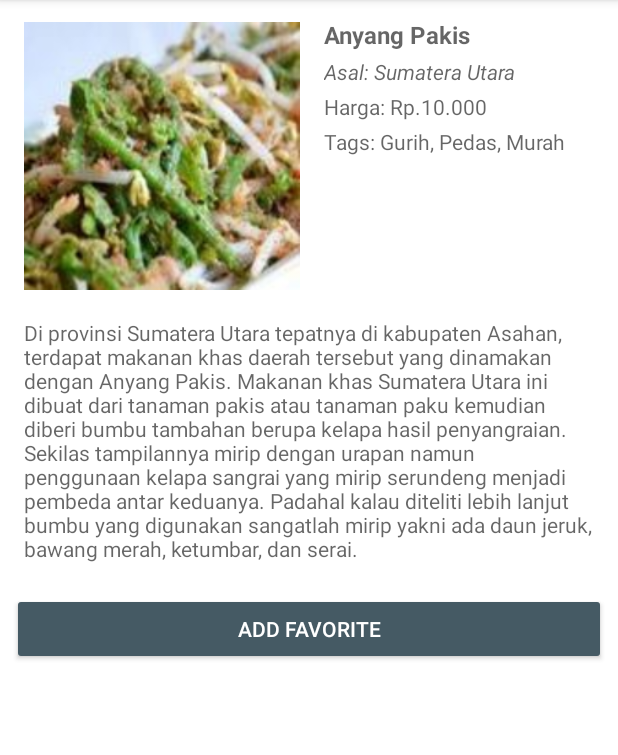
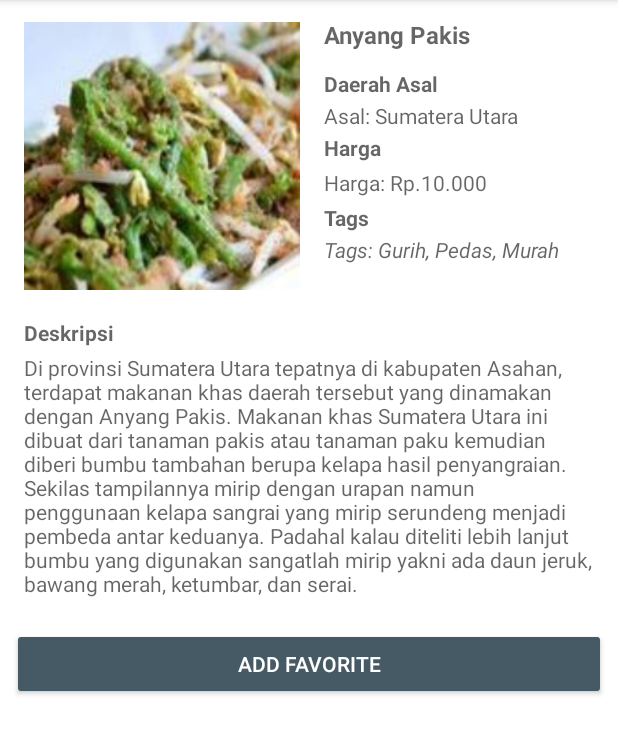
Before and after one commit to sahrulhidayat/kuliner-app-android, an Android app: the screen it shows after launch (DetailPage), after a tap on "Anyang Pakis", on a phone screen of 412 x 824 dp, the part 84-839 px from its top. Run offline under Robolectric (Android 15) with nearby library versions, the phone set to English and light mode, and no system bars.

Commit message:
initial commit

```diff
--- a/app/src/main/java/com/sahrulhidayat/kulinerapp/FoodsData.kt
+++ b/app/src/main/java/com/sahrulhidayat/kulinerapp/FoodsData.kt
@@ -13,37 +13,37 @@ object FoodsData {
         "Rendang")
 
     private val foodCities = arrayOf("Asal: Sumatera Utara",
-        "Asal: Batak Toba",
-        "Asal: Medan",
-        "Asal: Ambon",
-        "Asal: Jambi",
-        "Asal: Aceh",
-        "Asal: Sumatera Barat",
-        "Asal: Aceh",
-        "Asal: Aceh",
-        "Asal: Padang")
+        "Batak Toba",
+        "Medan",
+        "Ambon",
+        "Jambi",
+        "Aceh",
+        "Sumatera Barat",
+        "ceh",
+        "Aceh",
+        "Padang")
 
     private val foodPrices = arrayOf("Harga: Rp.10.000",
-        "Harga: Rp.80.000",
-        "Harga: Rp.50.000",
-        "Harga: Rp.67.000",
-        "Harga: Rp.20.000",
-        "Harga: Rp.23.000",
-        "Harga: Rp.10.000",
-        "Harga: RRp.30.000",
-        "Harga: RRp.22.000",
-        "Harga: RRp.75.000")
+        "Rp.80.000",
+        "Rp.50.000",
+        "Rp.67.000",
+        "Rp.20.000",
+        "Rp.23.000",
+        "Rp.10.000",
+        "Rp.30.000",
+        "Rp.22.000",
+        "Rp.75.000")
 
     private val foodTags = arrayOf("Tags: Gurih, Pedas, Murah",
-        "Tags: Gurih, Pedas, Nagih",
-        "Tags: Enak, Nagih, Lezat",
-        "Tags: Manis, Enak, Nagih",
-        "Tags: Sup, Enak, Mantap",
-        "Tags: Pedas, Nagih",
-        "Tags: Gurih, Manis",
-        "Tags: Lezat, Pedas, Sup",
-        "Tags: Enak, Pedas, Mantap",
-        "Tags: Mantap, Gurih, Pedas",)
+        "Gurih, Pedas, Nagih",
+        "Enak, Nagih, Lezat",
+        "Manis, Enak, Nagih",
+        "Sup, Enak, Mantap",
+        "Pedas, Nagih",
+        "Gurih, Manis",
+        "Lezat, Pedas, Sup",
+        "Enak, Pedas, Mantap",
+        "Mantap, Gurih, Pedas",)
 
     private val foodDetail = arrayOf("Di provinsi Sumatera Utara tepatnya di kabupaten Asahan, terdapat makanan khas daerah tersebut yang dinamakan dengan Anyang Pakis. Makanan khas Sumatera Utara ini dibuat dari tanaman pakis atau tanaman paku kemudian diberi bumbu tambahan berupa kelapa hasil penyangraian. Sekilas tampilannya mirip dengan urapan namun penggunaan kelapa sangrai yang mirip serundeng menjadi pembeda antar keduanya. Padahal kalau diteliti lebih lanjut bumbu yang digunakan sangatlah mirip yakni ada daun jeruk, bawang merah, ketumbar, dan serai.",
         "Ayam Pinadar juga lazim disebut manuk na pinadar. Masakan ini adalah ayam bakar khas Batak Toba yang sungguh memukau rasa pedasnya sangat menggigit karena memakai andaliman. Masakan ini memakai bahan yang uni yaitu hati ayam dan gota (darah ayam). Sekarang karena berbagai pertimbangan masakan ini tidak menggunakan gota atau darah ayam lagi.",
--- a/app/src/main/res/layout/activity_detail_page.xml
+++ b/app/src/main/res/layout/activity_detail_page.xml
@@ -43,13 +43,33 @@
 
         <TextView
             style="@style/fontDescription"
+            android:textStyle="bold"
+            android:layout_width="match_parent"
+            android:layout_height="wrap_content"
+            android:layout_marginTop="8dp"
+            android:layout_marginLeft="8dp"
+            android:layout_marginRight="8dp"
+            android:text="@string/daerah_asal" />
+
+        <TextView
+            style="@style/fontDescription"
             android:id="@+id/tv_item_city"
             android:layout_width="match_parent"
             android:layout_height="wrap_content"
             android:layout_marginLeft="8dp"
             android:layout_marginRight="8dp"
-            android:textStyle="italic"
+            android:layout_marginTop="2dp"
             tools:text="Daerah Asal" />
+
+        <TextView
+            style="@style/fontDescription"
+            android:textStyle="bold"
+            android:layout_width="match_parent"
+            android:layout_height="wrap_content"
+            android:layout_marginLeft="8dp"
+            android:layout_marginRight="8dp"
+            android:layout_marginTop="2dp"
+            android:text="@string/harga" />
 
         <TextView
             style="@style/fontDescription"
@@ -63,12 +83,23 @@
 
         <TextView
             style="@style/fontDescription"
+            android:textStyle="bold"
+            android:layout_width="match_parent"
+            android:layout_height="wrap_content"
+            android:layout_marginLeft="8dp"
+            android:layout_marginRight="8dp"
+            android:layout_marginTop="4dp"
+            android:text="@string/tags" />
+
+        <TextView
+            style="@style/fontDescription"
+            android:textStyle="italic"
             android:id="@+id/tv_item_tags"
             android:layout_width="match_parent"
             android:layout_height="wrap_content"
             android:layout_marginLeft="8dp"
             android:layout_marginRight="8dp"
-            android:layout_marginTop="4dp"
+            android:layout_marginTop="2dp"
             android:layout_marginBottom="4dp"
             tools:text="Tags" />
 
@@ -82,12 +113,22 @@
 
         <TextView
             style="@style/fontDescription"
+            android:textStyle="bold"
+            android:layout_width="match_parent"
+            android:layout_height="wrap_content"
+            android:layout_marginLeft="8dp"
+            android:layout_marginRight="8dp"
+            android:layout_marginTop="8dp"
+            android:text="@string/deskripsi" />
+
+        <TextView
+            style="@style/fontDescription"
             android:id="@+id/tv_item_description"
             android:layout_width="match_parent"
             android:layout_height="wrap_content"
             android:layout_marginLeft="8dp"
             android:layout_marginRight="8dp"
-            android:layout_marginTop="8dp"
+            android:layout_marginTop="4dp"
             android:layout_marginBottom="4dp"
             tools:text="Deskripsi" />
 
--- a/app/src/main/res/layout/item_cardview.xml
+++ b/app/src/main/res/layout/item_cardview.xml
@@ -23,7 +23,7 @@
             android:layout_height="150dp"
             android:layout_marginTop="8dp"
             android:layout_marginBottom="4dp"
-            android:layout_marginLeft="8dp"
+            android:layout_marginStart="8dp"
             android:scaleType="fitXY"
             tools:src="@tools:sample/avatars"
             android:contentDescription="@string/foto_makanan" />
--- a/app/src/main/res/values/strings.xml
+++ b/app/src/main/res/values/strings.xml
@@ -10,4 +10,8 @@
     <string name="my_email">sahrulhint@gmail.com</string>
     <string name="add_favorite">Add Favorite</string>
     <string name="favorite_page">Favorite Page</string>
+    <string name="daerah_asal">Daerah Asal</string>
+    <string name="harga">Harga</string>
+    <string name="tags">Tags</string>
+    <string name="deskripsi">Deskripsi</string>
 </resources>
```
